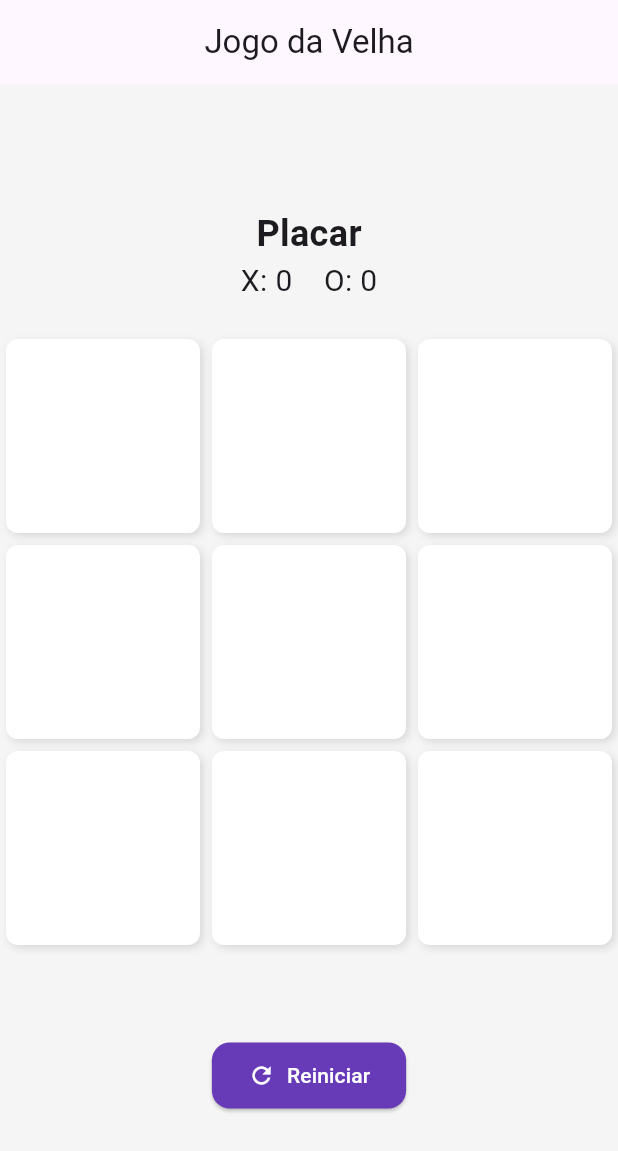
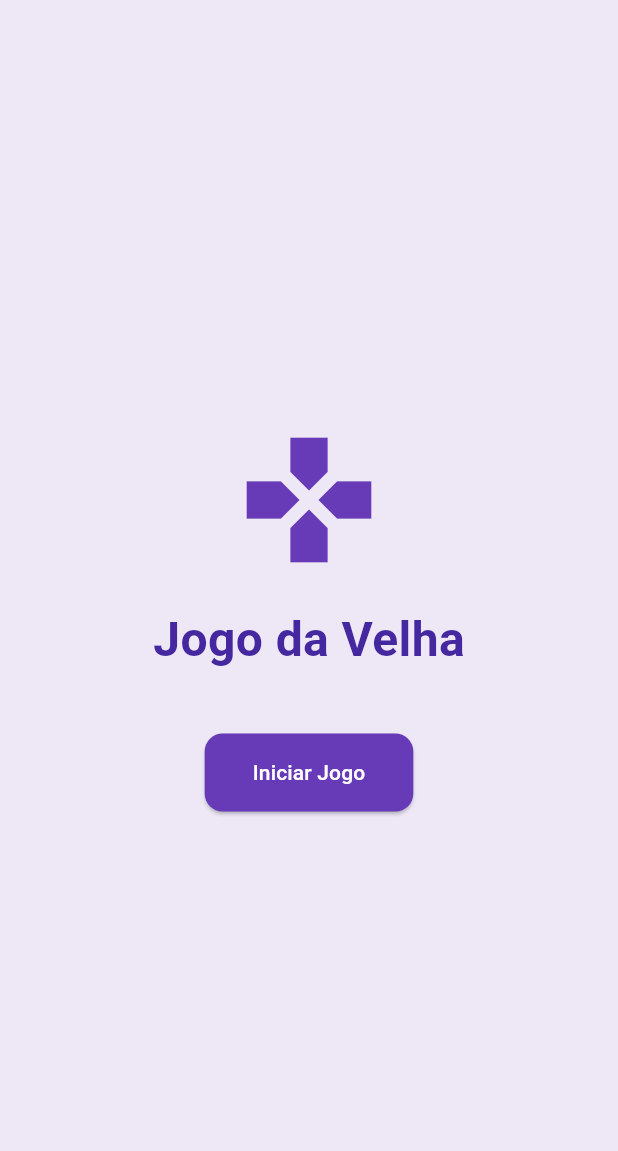
Before and after one commit to Adeilson98/jogo_da_velha, a Flutter app: the screen it shows after launch, on a phone screen of 412 x 824 dp. Shown: the top 1151 px of the screen. Run offline on Flutter 3.47's test engine with Material 3 defaults, Android fonts, the phone set to English and light mode, and no system bars.

Commit message:
Tela inicial criada!

```diff
--- a/lib/main.dart
+++ b/lib/main.dart
@@ -1,4 +1,5 @@
 import 'package:flutter/material.dart';
+import 'package:jogo_da_velha/tela_inicial.dart';
 
 void main() {
   runApp(const JogoDaVelhaApp());
@@ -19,7 +20,7 @@ class JogoDaVelhaApp extends StatelessWidget {
           bodyLarge: TextStyle(fontSize: 20),
         ),
       ),
-      home: JogoDaVelha(),
+      home: TelaInicial(),
       debugShowCheckedModeBanner: false,
     );
   }
--- /dev/null
+++ b/lib/tela_inicial.dart
@@ -0,0 +1,51 @@
+import 'package:flutter/material.dart';
+import 'main.dart';
+
+
+class TelaInicial extends StatelessWidget {
+
+  const TelaInicial({super.key});
+
+  @override
+  Widget build(BuildContext context) {
+    return Scaffold(
+      backgroundColor: Colors.deepPurple[50],
+      body: Center(
+        child: Column(
+          mainAxisSize: MainAxisSize.min,
+          children: [
+            Icon(Icons.games, size: 100, color: Colors.deepPurple),
+            SizedBox(height: 20),
+            Text(
+              'Jogo da Velha',
+              style: TextStyle(
+                fontSize: 32,
+                fontWeight: FontWeight.bold,
+                color: Colors.deepPurple[800],
+              ),
+            ),
+            SizedBox(height: 40),
+            ElevatedButton(
+              onPressed: () {
+                Navigator.push(
+                  context,
+                  MaterialPageRoute(builder: (_) => JogoDaVelha()),
+                );
+              },
+              style: ElevatedButton.styleFrom(
+                padding: EdgeInsets.symmetric(horizontal: 32, vertical: 16),
+                backgroundColor: Colors.deepPurple,
+                foregroundColor: Colors.white,
+                shape: RoundedRectangleBorder(
+                  borderRadius: BorderRadius.circular(12),
+                ),
+              ),
+              child: Text('Iniciar Jogo'),
+            )
+          ],
+        ),
+      ),
+    );
+  }
+
+}
```
